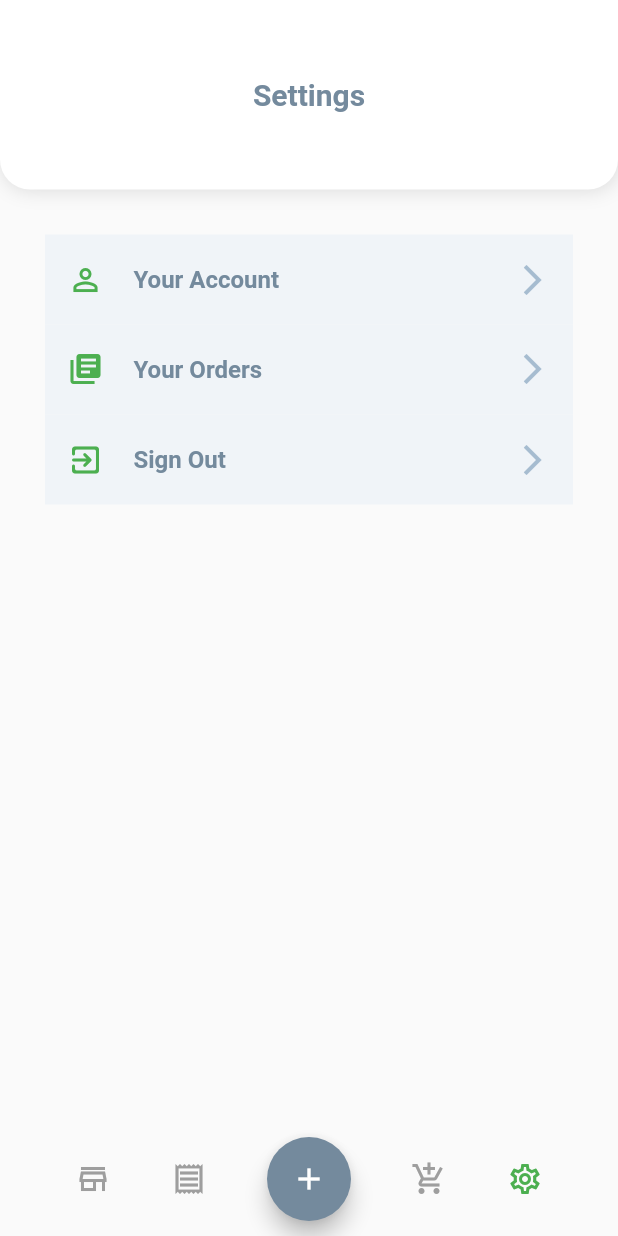
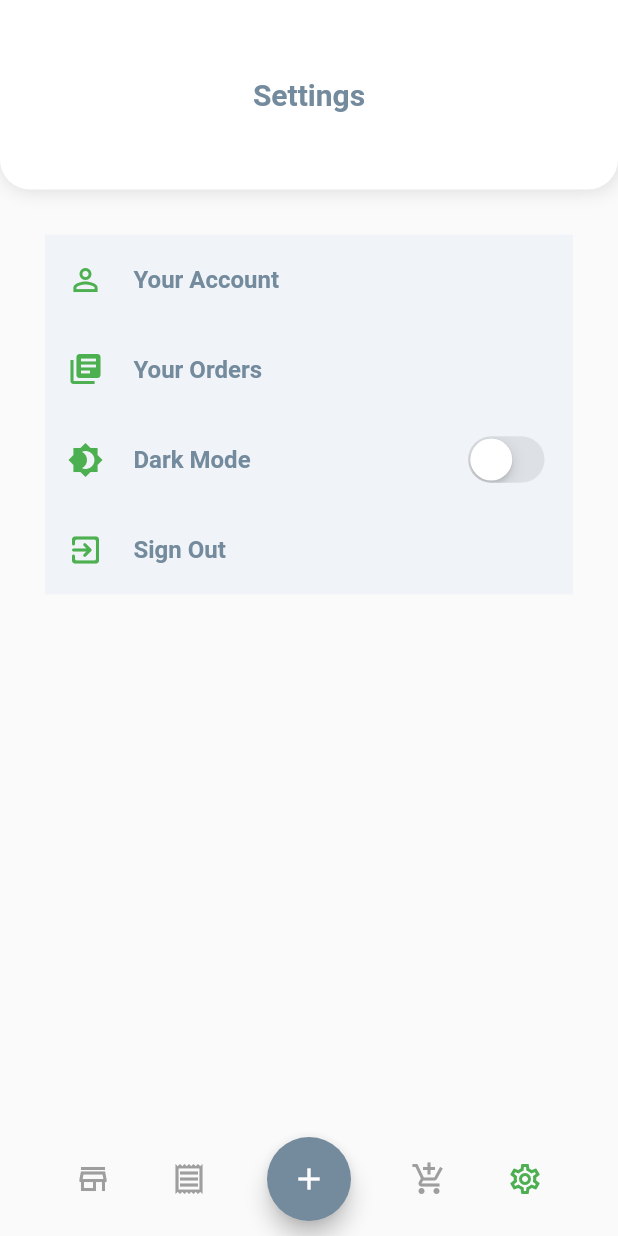
Before and after one commit to Abdelrhman-Azab/FreshFoods, a Flutter app: the TabBarScreen screen opened by its route, item 4 of the bottom bar chosen, on a phone screen of 412 x 824 dp. Run offline on Flutter 3.47's test engine with Material 2 defaults, Android fonts, the phone set to English and light mode, and no system bars; our stand-ins replace cloud_firestore, firebase_auth, firebase_core, flutter_bloc, fluttertoast, shared_preferences; accounts and stored records are empty.

Commit message:
darkMode

```diff
--- /dev/null
+++ b/lib/cubit/cubit.dart
@@ -0,0 +1,22 @@
+import 'package:flutter_bloc/flutter_bloc.dart';
+import 'package:fresh_food/cubit/states.dart';
+import 'package:fresh_food/shared/network/local/preferences_service.dart';
+
+class MainCubit extends Cubit<MainStates> {
+  MainCubit() : super(MainStateInitial());
+
+  static MainCubit get(context) => BlocProvider.of(context);
+
+  bool dark = true;
+
+  changeTheme({bool? fromShared}) {
+    if (fromShared != null) {
+      dark = fromShared;
+      emit(MainStateChangeTheme());
+    } else {
+      dark = !dark;
+      CacheHelper().putBool(key: "isDark", value: dark);
+      emit(MainStateChangeTheme());
+    }
+  }
+}
--- /dev/null
+++ b/lib/cubit/states.dart
@@ -0,0 +1,5 @@
+abstract class MainStates {}
+
+class MainStateInitial extends MainStates {}
+
+class MainStateChangeTheme extends MainStates {}
--- a/lib/screens/home_screen.dart
+++ b/lib/screens/home_screen.dart
@@ -26,7 +26,7 @@ class _HomeScreenState extends State<HomeScreen> {
                         color: Colors.black12,
                         offset: Offset(0.7, 0.7))
                   ],
-                  color: Colors.white,
+                  color: Theme.of(context).accentColor,
                   borderRadius: BorderRadius.only(
                       bottomLeft: Radius.circular(30),
                       bottomRight: Radius.circular(30))),
--- a/lib/screens/login/login_screen.dart
+++ b/lib/screens/login/login_screen.dart
@@ -39,7 +39,7 @@ class LoginScreen extends StatelessWidget {
               height: size.height * 0.88,
               padding: const EdgeInsets.symmetric(horizontal: 30),
               decoration: BoxDecoration(
-                  color: Colors.white,
+                  color: Theme.of(context).accentColor,
                   borderRadius: BorderRadius.only(
                     bottomLeft: Radius.circular(30),
                     bottomRight: Radius.circular(30),
@@ -64,6 +64,7 @@ class LoginScreen extends StatelessWidget {
                     height: size.height * 0.1,
                   ),
                   defaultTextForm(
+                      context: context,
                       controller: emailController,
                       imagePath: "images/icon-user.png",
                       keyboard: TextInputType.emailAddress,
@@ -72,6 +73,7 @@ class LoginScreen extends StatelessWidget {
                     height: 12,
                   ),
                   defaultTextForm(
+                      context: context,
                       controller: passwordController,
                       password: true,
                       imagePath: "images/icon-padlock.png",
--- a/lib/screens/settings/settings_screen.dart
+++ b/lib/screens/settings/settings_screen.dart
@@ -1,11 +1,18 @@
+import 'package:flutter/cupertino.dart';
 import 'package:flutter/material.dart';
+import 'package:fresh_food/cubit/cubit.dart';
 import 'package:fresh_food/shared/components/components.dart';
 import 'package:fresh_food/style/myText.dart';
 import 'package:fresh_food/style/my_colors.dart';
 
-class SettingsScreen extends StatelessWidget {
-  const SettingsScreen({Key? key}) : super(key: key);
+class SettingsScreen extends StatefulWidget {
+  @override
+  _SettingsScreenState createState() => _SettingsScreenState();
+}
 
+bool lights = false;
+
+class _SettingsScreenState extends State<SettingsScreen> {
   @override
   Widget build(BuildContext context) {
     return SafeArea(
@@ -22,7 +29,7 @@ class SettingsScreen extends StatelessWidget {
                         color: Colors.black12,
                         offset: Offset(0.7, 0.7))
                   ],
-                  color: Colors.white,
+                  color: Theme.of(context).accentColor,
                   borderRadius: BorderRadius.only(
                     bottomLeft: Radius.circular(20),
                     bottomRight: Radius.circular(20),
@@ -42,14 +49,45 @@ class SettingsScreen extends StatelessWidget {
                 child: Column(
                   children: [
                     settingsContainers(
+                        context: context,
                         text: 'Your Account',
                         icon: Icons.person_outline,
                         onTap: () {}),
                     settingsContainers(
+                        context: context,
                         text: 'Your Orders',
                         icon: Icons.library_books,
                         onTap: () {}),
+                    Container(
+                      padding:
+                          EdgeInsets.symmetric(horizontal: 15, vertical: 10),
+                      decoration:
+                          BoxDecoration(color: Theme.of(context).primaryColor),
+                      width: double.infinity,
+                      height: 60,
+                      child: Row(
+                        children: [
+                          Icon(
+                            Icons.brightness_4,
+                            color: Colors.green,
+                          ),
+                          SizedBox(width: 20),
+                          Expanded(
+                            child: Text(
+                              'Dark Mode',
+                              style: bold16,
+                            ),
+                          ),
+                          CupertinoSwitch(
+                              value: MainCubit.get(context).dark,
+                              onChanged: (value) {
+                                MainCubit.get(context).changeTheme();
+                              })
+                        ],
+                      ),
+                    ),
                     settingsContainers(
+                        context: context,
                         text: 'Sign Out',
                         icon: Icons.exit_to_app_rounded,
                         onTap: () {}),
--- a/lib/screens/signup/signup_screen.dart
+++ b/lib/screens/signup/signup_screen.dart
@@ -41,7 +41,7 @@ class SignUpScreen extends StatelessWidget {
                 height: size.height * 0.88,
                 padding: const EdgeInsets.symmetric(horizontal: 30),
                 decoration: BoxDecoration(
-                    color: Colors.white,
+                    color: Theme.of(context).accentColor,
                     borderRadius: BorderRadius.only(
                       bottomLeft: Radius.circular(30),
                       bottomRight: Radius.circular(30),
@@ -76,6 +76,7 @@ class SignUpScreen extends StatelessWidget {
                       height: size.height * 0.1,
                     ),
                     defaultTextForm(
+                        context: context,
                         controller: nameController,
                         imagePath: "images/icon-user.png",
                         hintText: "Full Name"),
@@ -83,6 +84,7 @@ class SignUpScreen extends StatelessWidget {
                       height: 12,
                     ),
                     defaultTextForm(
+                        context: context,
                         controller: emailController,
                         keyboard: TextInputType.emailAddress,
                         imagePath: "images/icon-user.png",
@@ -91,6 +93,7 @@ class SignUpScreen extends StatelessWidget {
                       height: 12,
                     ),
                     defaultTextForm(
+                        context: context,
                         controller: passwordController,
                         password: true,
                         imagePath: "images/icon-padlock.png",
--- a/lib/screens/tab_bar/tab_bar_screen.dart
+++ b/lib/screens/tab_bar/tab_bar_screen.dart
@@ -25,11 +25,11 @@ class _TabBarScreenState extends State<TabBarScreen> {
   @override
   Widget build(BuildContext context) {
     return Scaffold(
-      backgroundColor: Colors.grey[50],
+      //backgroundColor: Colors.grey[50],
       floatingActionButtonLocation: FloatingActionButtonLocation.centerDocked,
       bottomNavigationBar: BottomAppBar(
         elevation: 0,
-        color: Colors.grey[50],
+        color: Theme.of(context).scaffoldBackgroundColor,
         child: Padding(
           padding: EdgeInsets.only(bottom: 10, left: 50, right: 50),
           child: Row(
@@ -54,7 +54,10 @@ class _TabBarScreenState extends State<TabBarScreen> {
               FloatingActionButton(
                 onPressed: () {},
                 backgroundColor: Color(0xff748A9D),
-                child: Icon(Icons.add),
+                child: Icon(
+                  Icons.add,
+                  color: Colors.white,
+                ),
               ),
               GestureDetector(
                 onTap: () {
--- a/lib/shared/components/components.dart
+++ b/lib/shared/components/components.dart
@@ -36,11 +36,13 @@ Widget defaultTextForm(
         TextInputType keyboard = TextInputType.name,
         required String hintText,
         bool password = false,
+        required BuildContext context,
         required TextEditingController controller}) =>
     Container(
         height: 60,
         decoration: BoxDecoration(
-            color: baseFormFillColor, borderRadius: BorderRadius.circular(6)),
+            color: Theme.of(context).primaryColor,
+            borderRadius: BorderRadius.circular(6)),
         padding: EdgeInsets.symmetric(horizontal: 20),
         child: Row(
           children: [
@@ -137,12 +139,17 @@ Widget myElevatedButton(
     );
 
 Widget settingsContainers(
-        {required String text, required IconData icon, required onTap}) =>
+        {required String text,
+        required IconData icon,
+        required onTap,
+        required BuildContext context}) =>
     GestureDetector(
       onTap: onTap,
       child: Container(
         padding: EdgeInsets.symmetric(horizontal: 15, vertical: 10),
-        decoration: BoxDecoration(color: baseFormFillColor),
+        decoration: BoxDecoration(
+          color: Theme.of(context).primaryColor,
+        ),
         width: double.infinity,
         height: 60,
         child: Row(
@@ -160,7 +167,7 @@ Widget settingsContainers(
             ),
             Icon(
               Icons.arrow_forward_ios_outlined,
-              color: baseFormTextColor,
+              color: Theme.of(context).primaryColor,
             )
           ],
         ),
--- a/lib/style/my_colors.dart
+++ b/lib/style/my_colors.dart
@@ -5,3 +5,5 @@ Color baseFormTextColor = Color(0xffA6BCD0);
 Color baseFormFillColor = Color(0xffF0F4F8);
 Color onBoardColor = Color(0xff748A9D);
 Color lightGrey = Color(0xffA6B8C9);
+Color darkColor = Color(0xff404E5A);
+Color baseFormFillDarkColor = Color(0xff4E5D6A);
--- a/pubspec.yaml
+++ b/pubspec.yaml
@@ -30,6 +30,7 @@ dependencies:
   flutter_bloc: ^7.0.1
   fluttertoast: ^8.0.7
   shared_preferences: ^2.0.6
+
 
 
 
```
Also changed, not shown: lib/main.dart (+31 -3 lines), lib/shared/network/local/preferences_service.dart (+11 -4 lines), 1 other file.
